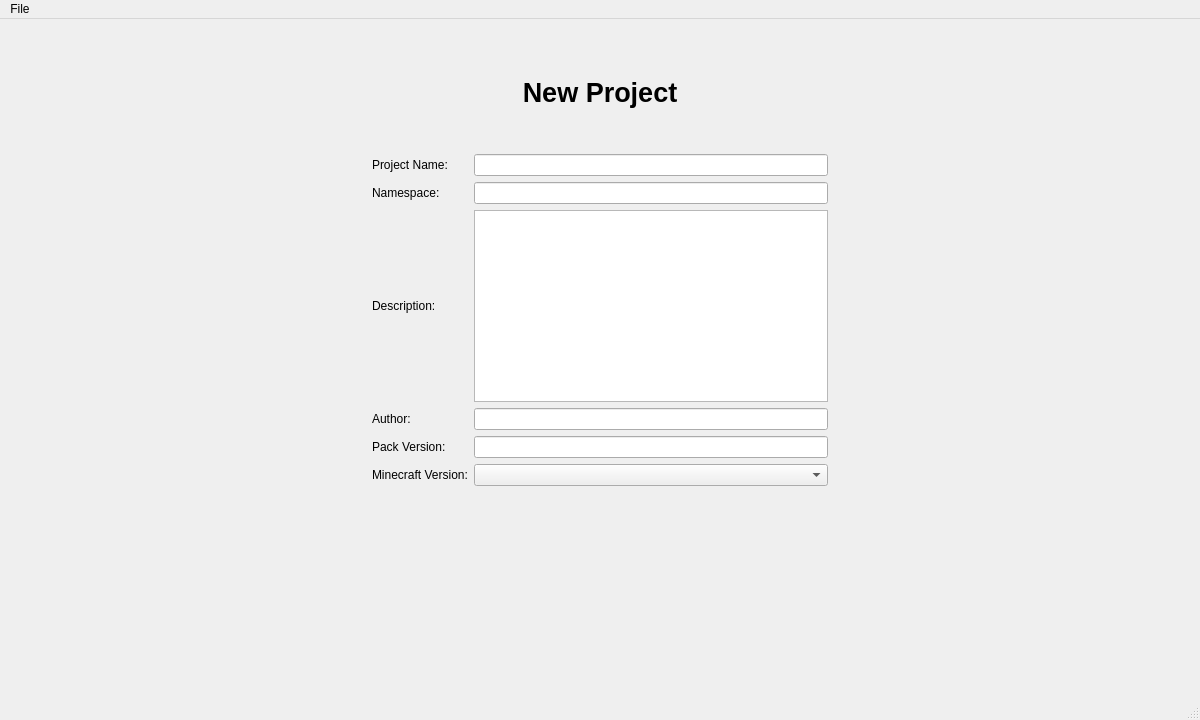
Qt form src/ui/mainWindow.ui (JoelDaDev/Redstone) before a commit.
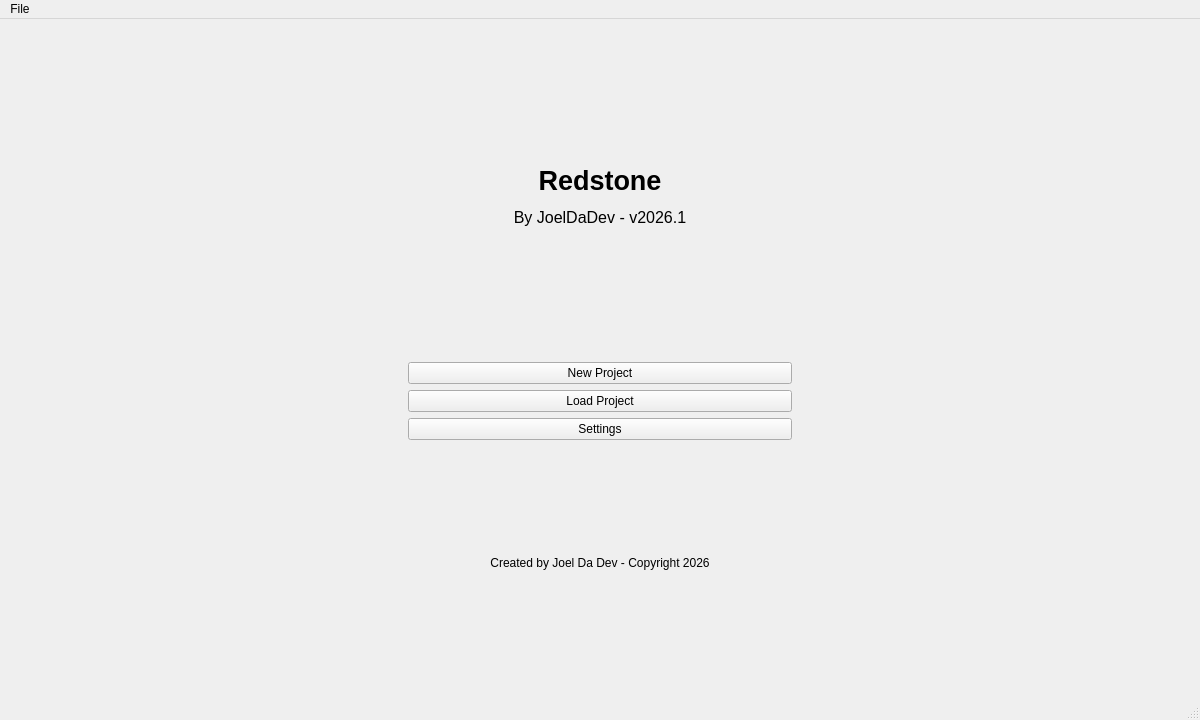
The same form after that commit. The open tabs and pages were chosen to show the change.

Commit message: Finish up project creation

```diff
--- a/src/ui/mainWindow.ui
+++ b/src/ui/mainWindow.ui
@@ -66,155 +66,8 @@
         </item>
        </layout>
       </widget>
-      <widget class="QWidget" name="newProjectScreen">
-       <layout class="QGridLayout" name="gridLayout_3">
-        <item row="0" column="0">
-         <layout class="QGridLayout" name="gridLayout_4">
-          <item row="3" column="3">
-           <spacer name="horizontalSpacer_2">
-            <property name="orientation">
-             <enum>Qt::Orientation::Horizontal</enum>
-            </property>
-            <property name="sizeHint" stdset="0">
-             <size>
-              <width>40</width>
-              <height>20</height>
-             </size>
-            </property>
-           </spacer>
-          </item>
-          <item row="3" column="2" alignment="Qt::AlignmentFlag::AlignVCenter">
-           <widget class="QLineEdit" name="projectName"/>
-          </item>
-          <item row="4" column="2">
-           <widget class="QLineEdit" name="projectNamespace">
-            <property name="inputMethodHints">
-             <set>Qt::InputMethodHint::ImhNone</set>
-            </property>
-            <property name="inputMask">
-             <string/>
-            </property>
-            <property name="dragEnabled">
-             <bool>false</bool>
-            </property>
-           </widget>
-          </item>
-          <item row="8" column="2">
-           <widget class="QComboBox" name="minecraftVersion"/>
-          </item>
-          <item row="5" column="1">
-           <widget class="QLabel" name="label_3">
-            <property name="text">
-             <string>Description:</string>
-            </property>
-           </widget>
-          </item>
-          <item row="6" column="2">
-           <widget class="QLineEdit" name="projectAuthor"/>
-          </item>
-          <item row="5" column="2">
-           <widget class="QPlainTextEdit" name="projectDescription"/>
-          </item>
-          <item row="3" column="1">
-           <widget class="QLabel" name="label">
-            <property name="text">
-             <string>Project Name:</string>
-            </property>
-           </widget>
-          </item>
-          <item row="7" column="2">
-           <widget class="QLineEdit" name="projectVersion"/>
-          </item>
-          <item row="6" column="1">
-           <widget class="QLabel" name="label_4">
-            <property name="text">
-             <string>Author:</string>
-            </property>
-           </widget>
-          </item>
-          <item row="7" column="1">
-           <widget class="QLabel" name="label_6">
-            <property name="text">
-             <string>Pack Version:</string>
-            </property>
-           </widget>
-          </item>
-          <item row="3" column="0">
-           <spacer name="horizontalSpacer">
-            <property name="orientation">
-             <enum>Qt::Orientation::Horizontal</enum>
-            </property>
-            <property name="sizeHint" stdset="0">
-             <size>
-              <width>40</width>
-              <height>20</height>
-             </size>
-            </property>
-           </spacer>
-          </item>
-          <item row="8" column="1">
-           <widget class="QLabel" name="label_5">
-            <property name="text">
-             <string>Minecraft Version:</string>
-            </property>
-           </widget>
-          </item>
-          <item row="4" column="1">
-           <widget class="QLabel" name="label_2">
-            <property name="text">
-             <string>Namespace:</string>
-            </property>
-           </widget>
-          </item>
-          <item row="2" column="1" colspan="2">
-           <spacer name="verticalSpacer_2">
-            <property name="orientation">
-             <enum>Qt::Orientation::Vertical</enum>
-            </property>
-            <property name="sizeHint" stdset="0">
-             <size>
-              <width>20</width>
-              <height>40</height>
-             </size>
-            </property>
-           </spacer>
-          </item>
-          <item row="1" column="1" colspan="2">
-           <widget class="QLabel" name="newProjLabel">
-            <property name="text">
-             <string>&lt;html&gt;&lt;head/&gt;&lt;body&gt;&lt;p align=&quot;center&quot;&gt;&lt;span style=&quot; font-size:20pt; font-weight:700;&quot;&gt;New Project&lt;/span&gt;&lt;/p&gt;&lt;/body&gt;&lt;/html&gt;</string>
-            </property>
-           </widget>
-          </item>
-          <item row="0" column="1" colspan="2">
-           <spacer name="verticalSpacer_3">
-            <property name="orientation">
-             <enum>Qt::Orientation::Vertical</enum>
-            </property>
-            <property name="sizeHint" stdset="0">
-             <size>
-              <width>20</width>
-              <height>40</height>
-             </size>
-            </property>
-           </spacer>
-          </item>
-         </layout>
-        </item>
-        <item row="1" column="0">
-         <spacer name="verticalSpacer">
-          <property name="orientation">
-           <enum>Qt::Orientation::Vertical</enum>
-          </property>
-          <property name="sizeHint" stdset="0">
-           <size>
-            <width>20</width>
-            <height>40</height>
-           </size>
-          </property>
-         </spacer>
-        </item>
-       </layout>
+      <widget class="QWidget" name="projectScreen">
+       <layout class="QGridLayout" name="gridLayout_3"/>
       </widget>
      </widget>
     </item>
```
The commit also changes 3 other files.
